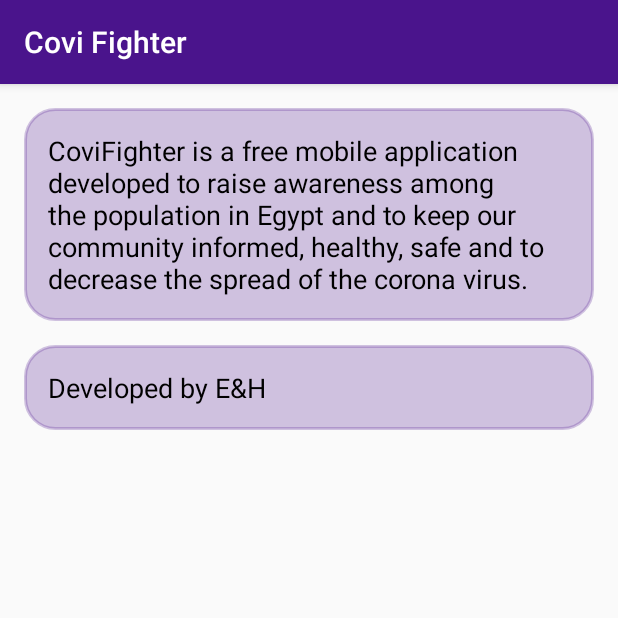
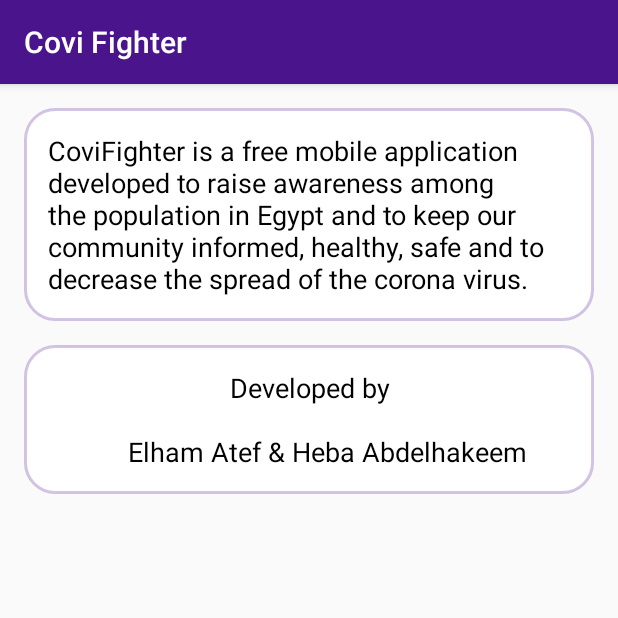
Before and after one commit to elham-atef/CoviFighter, an Android app: the AboutActivity screen opened directly, with no data from a screen before it, on a phone screen of 412 x 824 dp, the top half of it. Run offline under Robolectric (Android 15) with nearby library versions, the phone set to English and light mode, and no system bars.

```diff
--- /dev/null
+++ b/app/src/main/res/drawable/about_rounded_corner.xml
@@ -0,0 +1,12 @@
+<shape
+    xmlns:android="http://schemas.android.com/apk/res/android"
+    android:shape="rectangle">
+
+    <corners android:radius="20dp" />
+
+    <!-- This is the border color -->
+    <stroke android:width="2dp" android:color="#3E4A148C" />
+
+    <!--- This is the background color -->
+    <solid android:color="@color/colorWhite" />
+</shape>
--- a/app/src/main/res/layout/activity_about.xml
+++ b/app/src/main/res/layout/activity_about.xml
@@ -10,32 +10,31 @@
         android:id="@+id/def"
         android:layout_width="match_parent"
         android:layout_height="wrap_content"
+        android:layout_margin="16dp"
+        android:background="@drawable/about_rounded_corner"
+        android:padding="16dp"
         android:text="@string/covi"
-        android:layout_margin="16dp"
-        android:padding="16dp"
+        android:textColor="@color/colorBlack"
+        android:textSize="18sp"
+        app:layout_constraintEnd_toEndOf="parent"
         app:layout_constraintStart_toStartOf="parent"
-        app:layout_constraintEnd_toEndOf="parent"
-        app:layout_constraintTop_toTopOf="parent"
-        android:textSize="18sp"
-        android:textColor="@color/colorBlack"
-        android:background="@drawable/rounded_corner"
-        />
+        app:layout_constraintTop_toTopOf="parent"/>
 
 
     <TextView
         android:id="@+id/programmers"
         android:layout_width="match_parent"
         android:layout_height="wrap_content"
+        android:layout_margin="16dp"
+        android:background="@drawable/about_rounded_corner"
+        android:padding="16dp"
         android:text="@string/developers"
-        android:layout_margin="16dp"
-        android:padding="16dp"
+        android:textColor="@color/colorBlack"
+        android:textSize="18sp"
+        app:layout_constraintEnd_toEndOf="parent"
         app:layout_constraintStart_toStartOf="parent"
-        app:layout_constraintEnd_toEndOf="parent"
         app:layout_constraintTop_toBottomOf="@id/def"
-        android:textSize="18sp"
-        android:textColor="@color/colorBlack"
-        android:background="@drawable/rounded_corner"
-        />
+        android:gravity="center"/>
 
 
 </androidx.constraintlayout.widget.ConstraintLayout>
--- a/app/src/main/res/values/strings.xml
+++ b/app/src/main/res/values/strings.xml
@@ -158,6 +158,8 @@ Go to the nearest hospital."
     <string name="set_time">Set Time</string>
     <string name="set_date">Set Date</string>
     <string name="covi">CoviFighter is a free mobile application developed to raise awareness among the population in Egypt and to keep our community informed, healthy, safe and to decrease the spread of the corona virus.</string>
-    <string name="developers"><![CDATA[Developed by E&H]]></string>
+    <string name="developers">"Developed by
+
+     Elham Atef &amp; Heba Abdelhakeem"</string>
     <string name="medalarm">MedAlarm</string>
 </resources>
```
